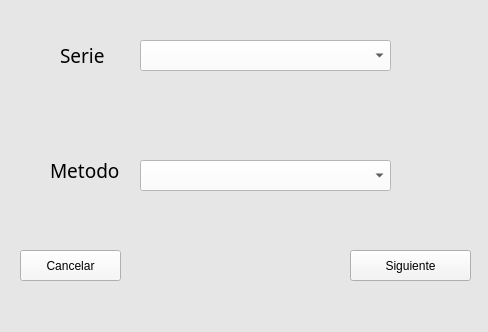
First picture: the form in AnalizarMenu.ui, repository AndresMSE/IF---Interfaz, before the edit.
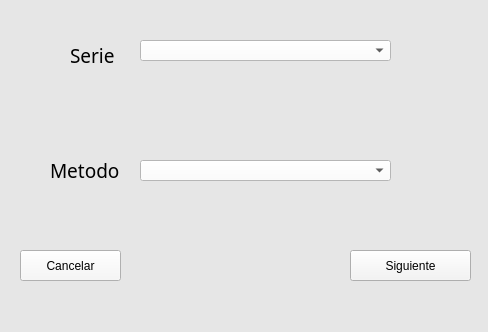
Second picture: the form after the edit.

Diff of the .ui file:
```diff
--- a/AnalizarMenu.ui
+++ b/AnalizarMenu.ui
@@ -23,25 +23,28 @@
       <x>140</x>
       <y>40</y>
       <width>251</width>
-      <height>31</height>
+      <height>21</height>
      </rect>
     </property>
     <property name="font">
      <font>
-      <pointsize>14</pointsize>
+      <pointsize>10</pointsize>
      </font>
     </property>
     <property name="styleSheet">
      <string notr="true">background-color: rgb(255, 255, 255);</string>
     </property>
+    <property name="sizeAdjustPolicy">
+     <enum>QComboBox::AdjustToMinimumContentsLengthWithIcon</enum>
+    </property>
    </widget>
    <widget class="QLabel" name="label">
     <property name="geometry">
      <rect>
-      <x>60</x>
-      <y>40</y>
+      <x>70</x>
+      <y>30</y>
       <width>51</width>
-      <height>31</height>
+      <height>51</height>
      </rect>
     </property>
     <property name="font">
@@ -83,12 +86,12 @@
       <x>140</x>
       <y>160</y>
       <width>251</width>
-      <height>31</height>
+      <height>21</height>
      </rect>
     </property>
     <property name="font">
      <font>
-      <pointsize>14</pointsize>
+      <pointsize>10</pointsize>
      </font>
     </property>
     <property name="styleSheet">
```
